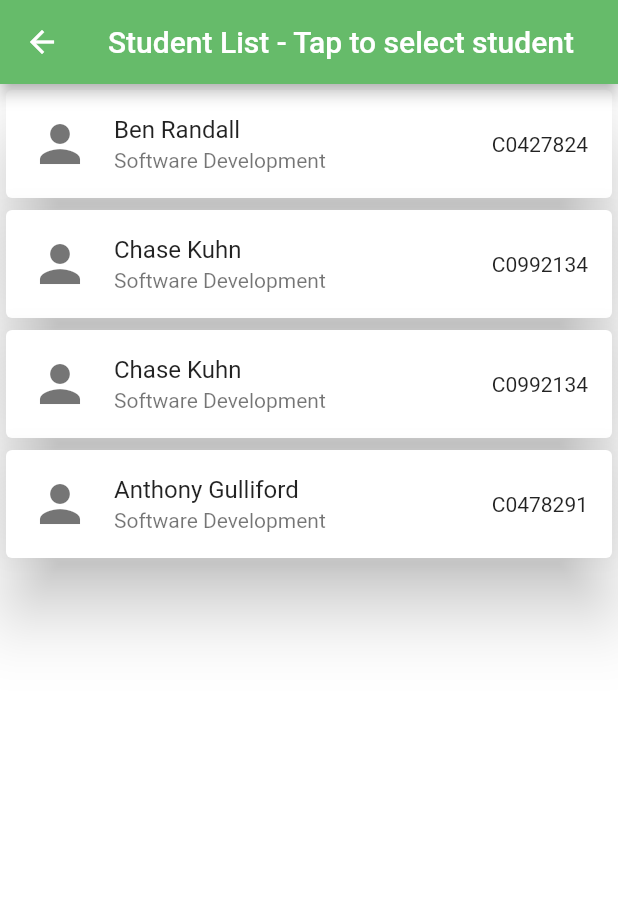
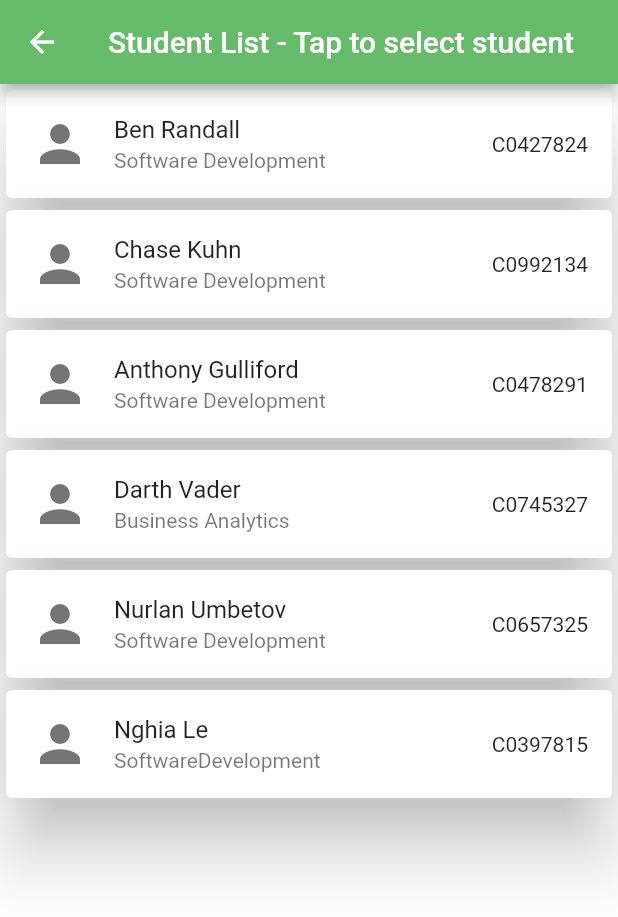
Before and after one commit to NurlanDeveloper/FlutterClassSchedule, a Flutter app: the screen it shows after launch, after a tap on "Enter As Student", on a phone screen of 412 x 824 dp. Shown: the top 917 px of the screen. Run offline on Flutter 3.47's test engine with Material 2 defaults, Android fonts, the phone set to English and light mode, and no system bars.

Commit message:
Homepage & Student List

```diff
--- a/lib/pages/home.dart
+++ b/lib/pages/home.dart
@@ -65,7 +65,7 @@ class HomePage extends StatelessWidget {
               children: <Widget>[
                 new FlatButton(
                     child: Text("Enter As Student"),
-                    color: Colors.blue,
+                    color: Colors.green,
                     onPressed: (){
                       Navigator.push(context, MaterialPageRoute(
                           builder: (context) => StudentHome()));
@@ -81,7 +81,7 @@ class HomePage extends StatelessWidget {
               children: <Widget>[
                 new FlatButton(
                   child: Text("Enter As Faculty"),
-                  color: Colors.blue,
+                  color: Colors.green,
                   onPressed: (){
 //                    Navigator.push(context, MaterialPageRoute(
 //                        builder: (context) => StudentHome()));
--- a/lib/pages/studenthome.dart
+++ b/lib/pages/studenthome.dart
@@ -1,7 +1,9 @@
 import 'package:flutter/material.dart';
 import 'package:flutterclasses/pages/classlist.dart';
+import 'package:flutterclasses/pages/mucourses.dart';
 import 'package:flutterclasses/students.dart';
 import 'classinfo.dart';
+import 'home.dart';
 
 // Home page - When the app starts, you will be brought here.
 // Click on a student to select that student and start assigning
@@ -21,7 +23,7 @@ class StudentHome extends StatelessWidget {
       ),
       backgroundColor: Colors.white,
       body: ListView.builder(
-          itemCount: 4,
+          itemCount: 6,
           itemBuilder: (BuildContext content, int index) {
           return Card(
                 elevation: 20,
@@ -37,7 +39,8 @@ class StudentHome extends StatelessWidget {
                   subtitle: Text(students.getMajor(index)),
                   onTap: () {
                     Navigator.push(context, MaterialPageRoute(
-                        builder: (context) => ClassList()));
+                        //builder: (context) => ClassList()));
+                        builder: (context) => MyCourses()));
                   },
                 )
             );
--- a/lib/students.dart
+++ b/lib/students.dart
@@ -19,10 +19,10 @@ class ListStudents {
   List<Students> _studentList = [
     Students(name:'Ben Randall', number: 'C0427824', major: 'Software Development'),
     Students(name:'Chase Kuhn', number: 'C0992134', major: 'Software Development'),
-    Students(name:'Chase Kuhn', number: 'C0992134', major: 'Software Development'),
     Students(name:'Anthony Gulliford', number: 'C0478291', major: 'Software Development'),
-    Students(name:'Darth Vader', number: '3MP1R3', major: 'Business Analytics'),
-
+    Students(name:'Darth Vader', number: 'C0745327', major: 'Business Analytics'),
+    Students(name:'Nurlan Umbetov', number: 'C0657325', major: 'Software Development'),
+    Students(name: "Nghia Le", number: "C0397815", major: "SoftwareDevelopment"),
   ];
 
   String getName(index) {
```
Also changed, not shown: lib/pages/mucourses.dart (added, +101 -0 lines).
